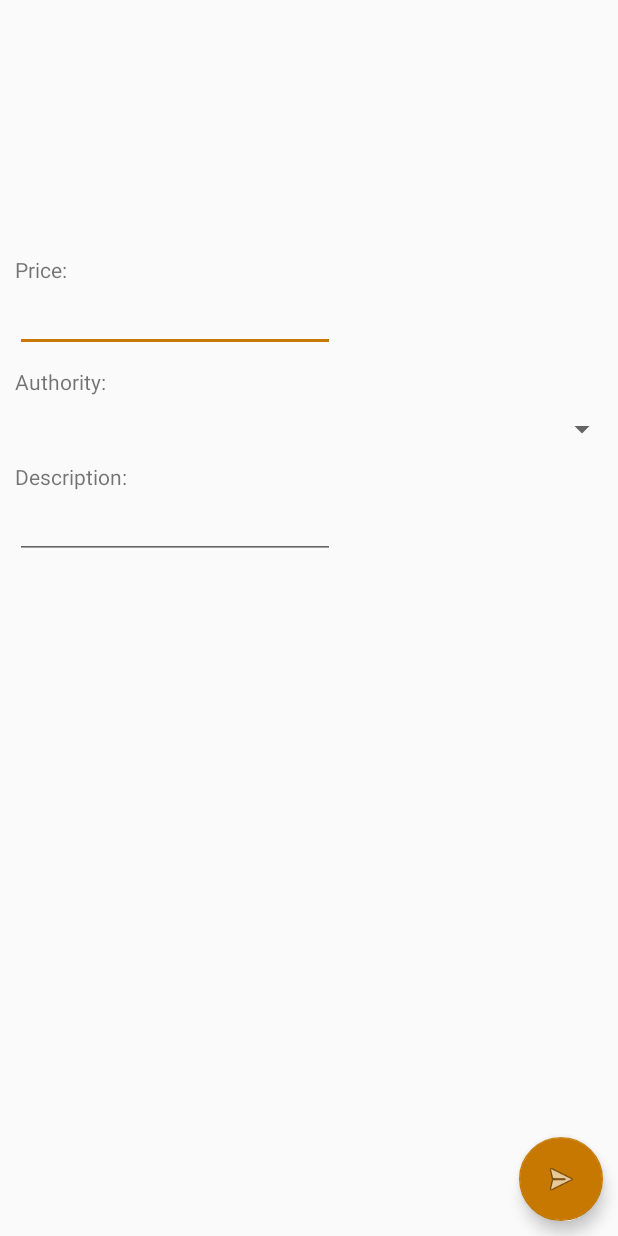
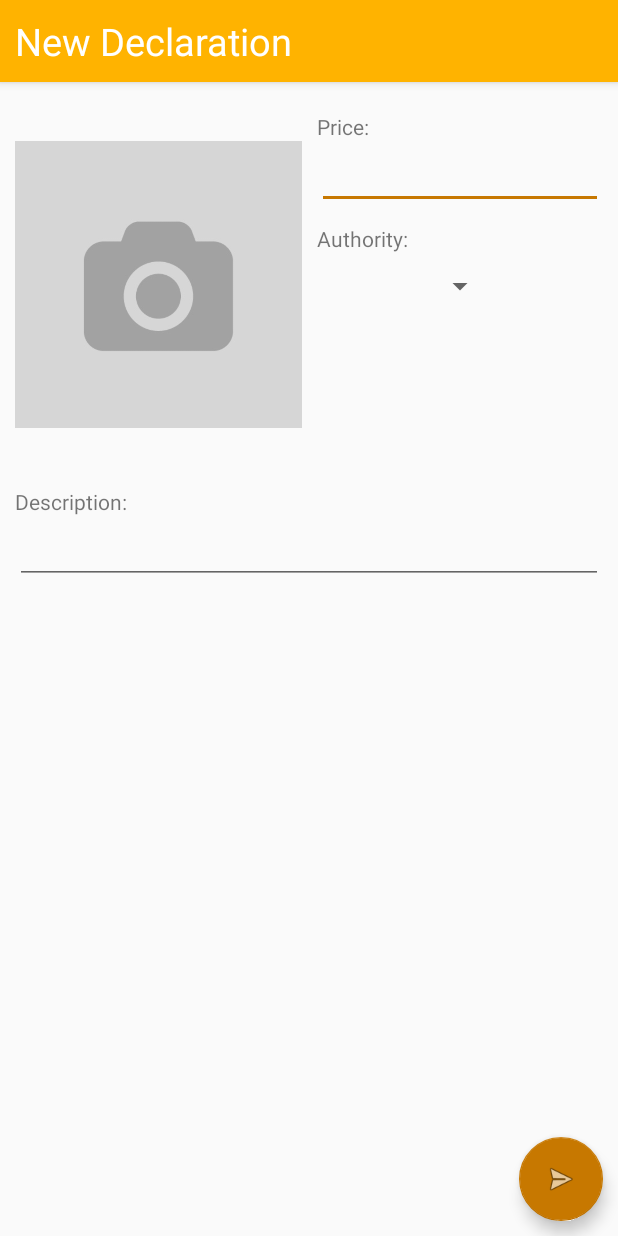
Before and after one commit to NickKrijg/SM33Declaration, an Android app: the screen it shows after launch (NewDeclarationActivity), after a tap on an icon or button, on a phone screen of 412 x 824 dp. Run offline under Robolectric (Android 15) with nearby library versions, the phone set to English and light mode, and no system bars; our stand-ins replace Firebase (no records; nobody signed in at launch, a user with empty details on screens opened directly).

Commit message:
New declaration styled and now checks for empty fields

```diff
--- a/app/src/main/java/com/declaration/nandm/declarationapp/Activities/NewDeclarationActivity.java
+++ b/app/src/main/java/com/declaration/nandm/declarationapp/Activities/NewDeclarationActivity.java
@@ -14,6 +14,7 @@ import android.widget.ArrayAdapter;
 import android.widget.EditText;
 import android.widget.ImageView;
 import android.widget.Spinner;
+import android.widget.Toast;
 
 import com.bumptech.glide.Glide;
 import com.bumptech.glide.request.RequestOptions;
@@ -51,10 +52,11 @@ public class NewDeclarationActivity extends AppCompatActivity {
         declaration.setUserId(user.getEmail());
 
         editDescription = (EditText)findViewById(R.id.editDescription);
-        editPrice = (EditText)findViewById(R.id.editPrice);
         spinnerAuthority = (Spinner) findViewById(R.id.spinnerAuthority);
         fab = (FloatingActionButton)findViewById(R.id.fabSend);
         imageView = (ImageView)findViewById(R.id.imageView);
+
+        editPrice = (EditText)findViewById(R.id.editPrice);
 
         ArrayList<String> authorities = new ArrayList<>();
 
@@ -80,7 +82,7 @@ public class NewDeclarationActivity extends AppCompatActivity {
         });
 
 
-        dispatchPhotoIntent();
+       // dispatchPhotoIntent();
 
         imageView.setOnClickListener(new View.OnClickListener() {
             @Override
@@ -97,13 +99,31 @@ public class NewDeclarationActivity extends AppCompatActivity {
     }
 
     private void sendDeclaration() {
+        boolean allFieldsFilled = true;
+
+        if (!editPrice.getText().toString().matches("") &&
+                !editDescription.getText().toString().matches("")
+                && declaration.getReceiptPhoto() != null){
             declaration.setPrice(Double.parseDouble(editPrice.getText().toString()));
             declaration.setAuthority(spinnerAuthority.getSelectedItem().toString());
             declaration.setDescription(editDescription.getText().toString());
 
+        } else if(declaration.getReceiptPhoto() == null) {
+            Toast.makeText(NewDeclarationActivity.this,"Take a picture", Toast.LENGTH_SHORT).show();
+            allFieldsFilled = false;
+        } else if (editPrice.getText().toString().matches("")){
+            Toast.makeText(NewDeclarationActivity.this,"Add price", Toast.LENGTH_SHORT).show();
+            allFieldsFilled = false;
+        } else if (editDescription.getText().toString().matches("")){
+            Toast.makeText(NewDeclarationActivity.this,"Add description", Toast.LENGTH_SHORT).show();
+            allFieldsFilled = false;
+        }
+
+        if (allFieldsFilled){
             Intent intent = new Intent(NewDeclarationActivity.this ,CheckDeclarationActivity.class);
             intent.putExtra("declaration", declaration);
             startActivityForResult(intent, 999);
+        }
     }
 
     private File createImageFile() throws IOException {
--- a/app/src/main/res/layout/activity_main.xml
+++ b/app/src/main/res/layout/activity_main.xml
@@ -83,6 +83,7 @@
         android:layout_height="wrap_content"
         android:clickable="true"
         app:srcCompat="@android:drawable/btn_star_big_on"
+        android:layout_gravity="bottom"
         />
 
 </android.support.design.widget.CoordinatorLayout>
--- a/app/src/main/res/layout/activity_new_declaration.xml
+++ b/app/src/main/res/layout/activity_new_declaration.xml
@@ -6,35 +6,59 @@
     android:layout_height="match_parent"
     tools:context=".Activities.NewDeclarationActivity">
 
+    <android.support.design.widget.AppBarLayout
+        android:id="@+id/newDecTopBar"
+        android:layout_width="match_parent"
+        android:layout_height="wrap_content"
+        android:theme="@style/ThemeOverlay.AppCompat.Light">
+
+        <TextView
+            android:layout_width="wrap_content"
+            android:layout_height="wrap_content"
+            android:layout_marginTop="10dp"
+            android:layout_marginStart="10dp"
+            android:layout_marginBottom="10dp"
+            android:text="@string/title_activity_new_declaration"
+            android:textSize="@dimen/backdrop_title"
+            android:textColor="@android:color/white"/>
+
+    </android.support.design.widget.AppBarLayout>
+
     <ImageView
         android:id="@+id/imageView"
-        android:layout_width="150dp"
-        android:layout_height="150dp"
+        android:src="@drawable/camera_placeholder"
+        android:layout_width="0dp"
+        android:layout_height="250dp"
         android:layout_marginStart="10dp"
         android:layout_marginTop="10dp"
         android:contentDescription="@string/app_name"
         app:layout_constraintStart_toStartOf="parent"
-        app:layout_constraintTop_toTopOf="parent" />
+        app:layout_constraintEnd_toStartOf="@id/textPrice"
+        app:layout_constraintTop_toBottomOf="@id/newDecTopBar" />
 
     <TextView
-        android:layout_width="wrap_content"
+        android:layout_width="0dp"
         android:layout_height="wrap_content"
         android:id="@+id/textPrice"
         android:text="Price:"
         android:layout_marginStart="10dp"
         android:layout_marginTop="10dp"
-        app:layout_constraintStart_toStartOf="parent"
-        app:layout_constraintTop_toBottomOf="@+id/imageView"/>
+        android:layout_marginEnd="10dp"
+        app:layout_constraintEnd_toEndOf="parent"
+        app:layout_constraintStart_toEndOf="@id/imageView"
+        app:layout_constraintTop_toTopOf="@+id/imageView"/>
 
     <EditText
         android:id="@+id/editPrice"
-        android:layout_width="wrap_content"
+        android:layout_width="0dp"
         android:layout_height="wrap_content"
         android:layout_marginStart="10dp"
+        android:layout_marginEnd="10dp"
         android:ems="10"
         android:inputType="numberDecimal"
-        app:layout_constraintStart_toStartOf="parent"
-        app:layout_constraintTop_toBottomOf="@+id/textPrice" />
+        app:layout_constraintStart_toEndOf="@id/imageView"
+        app:layout_constraintTop_toBottomOf="@+id/textPrice"
+        app:layout_constraintEnd_toEndOf="parent"/>
 
     <TextView
         android:layout_width="wrap_content"
@@ -43,16 +67,19 @@
         android:layout_marginStart="10dp"
         android:layout_marginTop="10dp"
         android:text="Authority:"
-        app:layout_constraintStart_toStartOf="parent"
+        app:layout_constraintStart_toEndOf="@id/imageView"
         app:layout_constraintTop_toBottomOf="@+id/editPrice"/>
 
     <Spinner
-        android:layout_width="match_parent"
+        android:layout_width="wrap_content"
         android:layout_height="wrap_content"
         android:id="@+id/spinnerAuthority"
         android:layout_marginStart="10dp"
         android:layout_marginTop="10dp"
-        app:layout_constraintTop_toBottomOf="@+id/textAuthority"/>
+        android:layout_marginEnd="10dp"
+        app:layout_constraintStart_toEndOf="@id/imageView"
+        app:layout_constraintTop_toBottomOf="@+id/textAuthority"
+        app:layout_constraintEnd_toEndOf="parent"/>
 
     <TextView
         android:layout_width="wrap_content"
@@ -62,16 +89,18 @@
         android:layout_marginTop="10dp"
         android:text="Description:"
         app:layout_constraintStart_toStartOf="parent"
-        app:layout_constraintTop_toBottomOf="@+id/spinnerAuthority"/>
+        app:layout_constraintTop_toBottomOf="@+id/imageView"/>
 
     <EditText
         android:id="@+id/editDescription"
-        android:layout_width="wrap_content"
+        android:layout_width="0dp"
         android:layout_height="wrap_content"
         android:layout_marginStart="10dp"
+        android:layout_marginEnd="10dp"
         android:ems="10"
         android:inputType="textMultiLine"
         app:layout_constraintStart_toStartOf="parent"
+        app:layout_constraintEnd_toEndOf="parent"
         app:layout_constraintTop_toBottomOf="@+id/textDescription" />
 
     <android.support.design.widget.FloatingActionButton
--- a/app/src/main/res/values/strings.xml
+++ b/app/src/main/res/values/strings.xml
@@ -5,5 +5,5 @@
     <string name="action_play_next">Play Next</string>-->
     <string name="backdrop_title">Declaration App</string>
     <string name="backdrop_subtitle">Make your declarations here</string>
-    <string name="title_activity_new_declaration">newDeclarationActivity</string>
+    <string name="title_activity_new_declaration">New Declaration</string>
 </resources>
```
Also changed, not shown: app/src/main/res/drawable/camera_placeholder.jpg (added). Lines whose indentation alone changed are shown as unchanged.
